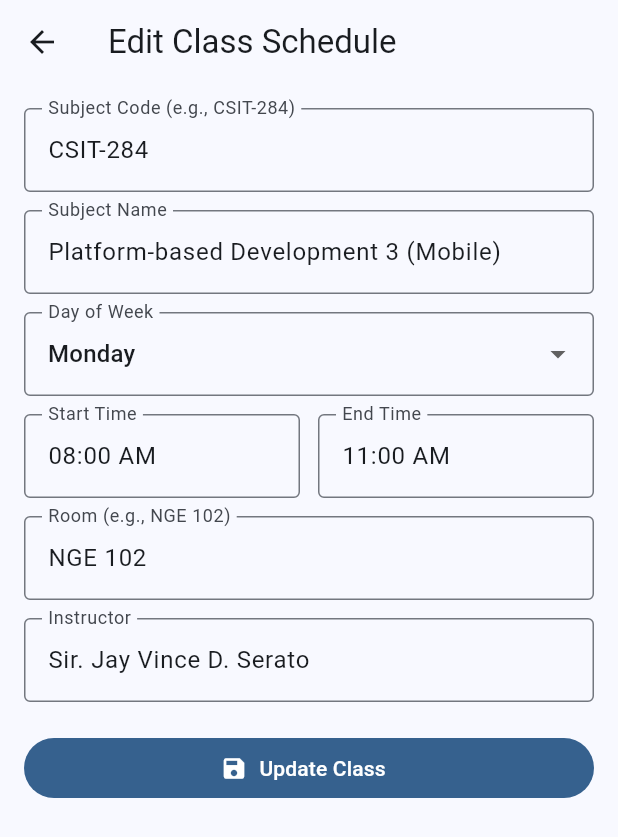
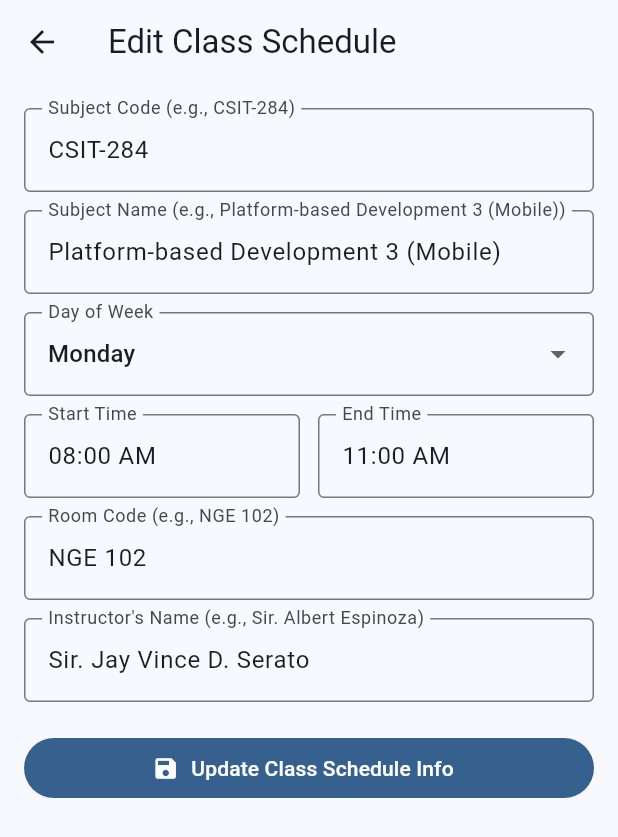
Before and after one commit to AwitSandoy/CSIT284-Capstone-Sandoy, a Flutter app: the ClassFormScreen screen opened directly with sample values from the repository, on a phone screen of 412 x 824 dp. Shown: the top 837 px of the screen. Run offline on Flutter 3.47's test engine with Material 3 defaults, Android fonts, the phone set to English and light mode, and no system bars; our stand-ins replace firebase_core, firebase_database; accounts and stored records are empty.

Commit message:
refactor(screens): renamed screen button labels

```diff
--- a/lib/screens/class_form_screen.dart
+++ b/lib/screens/class_form_screen.dart
@@ -103,7 +103,7 @@ class _ClassFormScreenState extends State<ClassFormScreen> {
               TextFormField(
                 controller: _nameController,
                 decoration: const InputDecoration(
-                  labelText: 'Subject Name',
+                  labelText: 'Subject Name (e.g., Platform-based Development 3 (Mobile))',
                   border: OutlineInputBorder(),
                 ),
                 validator: (v) => v == null || v.isEmpty ? 'Required' : null,
@@ -154,7 +154,7 @@ class _ClassFormScreenState extends State<ClassFormScreen> {
               TextFormField(
                 controller: _roomController,
                 decoration: const InputDecoration(
-                  labelText: 'Room (e.g., NGE 102)',
+                  labelText: 'Room Code (e.g., NGE 102)',
                   border: OutlineInputBorder(),
                 ),
                 validator: (v) => v == null || v.isEmpty ? 'Required' : null,
@@ -163,7 +163,7 @@ class _ClassFormScreenState extends State<ClassFormScreen> {
               TextFormField(
                 controller: _instructorController,
                 decoration: const InputDecoration(
-                  labelText: 'Instructor',
+                  labelText: 'Instructor\'s Name (e.g., Sir. Albert Espinoza)',
                   border: OutlineInputBorder(),
                 ),
                 validator: (v) => v == null || v.isEmpty ? 'Required' : null,
@@ -172,7 +172,7 @@ class _ClassFormScreenState extends State<ClassFormScreen> {
               FilledButton.icon(
                 onPressed: _saveClass,
                 icon: const Icon(Icons.save),
-                label: Text(isEditing ? 'Update Class' : 'Save Class'),
+                label: Text(isEditing ? 'Update Class Schedule Info' : 'Save Class Schedule Info'),
               ),
             ],
           ),
--- a/lib/screens/home_screen.dart
+++ b/lib/screens/home_screen.dart
@@ -76,7 +76,7 @@ class HomeScreen extends StatelessWidget {
           );
         },
         icon: const Icon(Icons.add),
-        label: const Text('Add Schedule'),
+        label: const Text('Add Class Schedule'),
       ),
       body: StreamBuilder<List<ClassSchedule>>(
         stream: databaseService.getClassesStream(),
@@ -153,7 +153,7 @@ class HomeScreen extends StatelessWidget {
                       );
                     },
                     icon: const Icon(Icons.calendar_view_week),
-                    label: const Text('View Full Weekly Schedule'),
+                    label: const Text('View Weekly Schedule'),
                   ),
                 ),
                 const SizedBox(height: 56),
```
